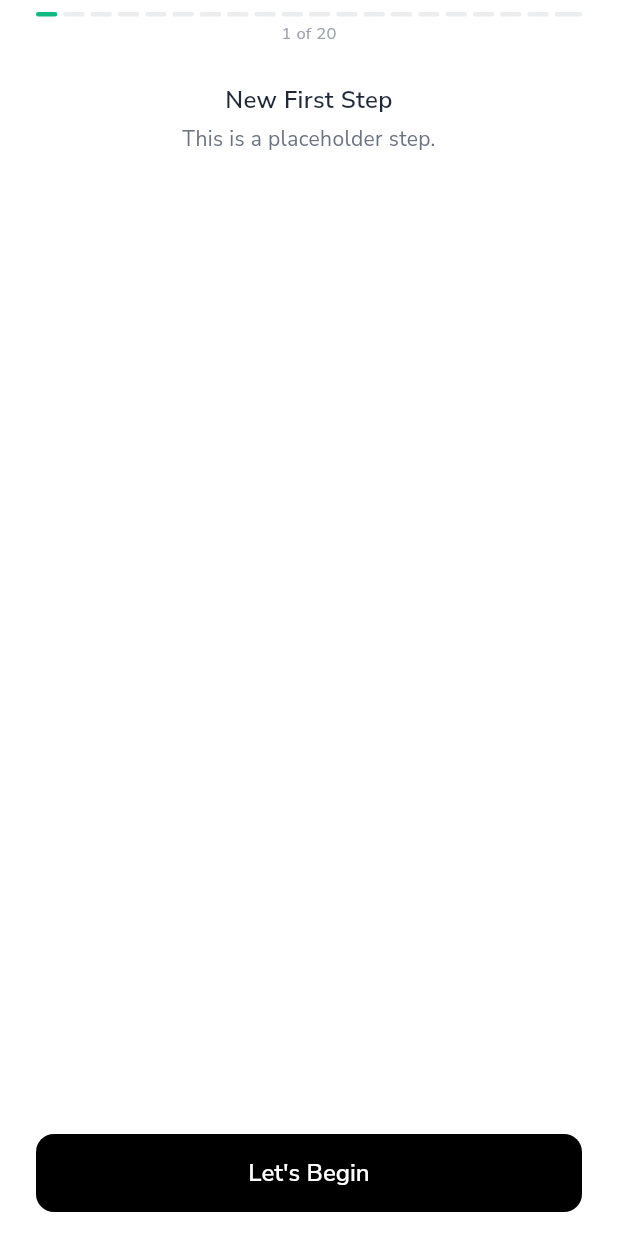
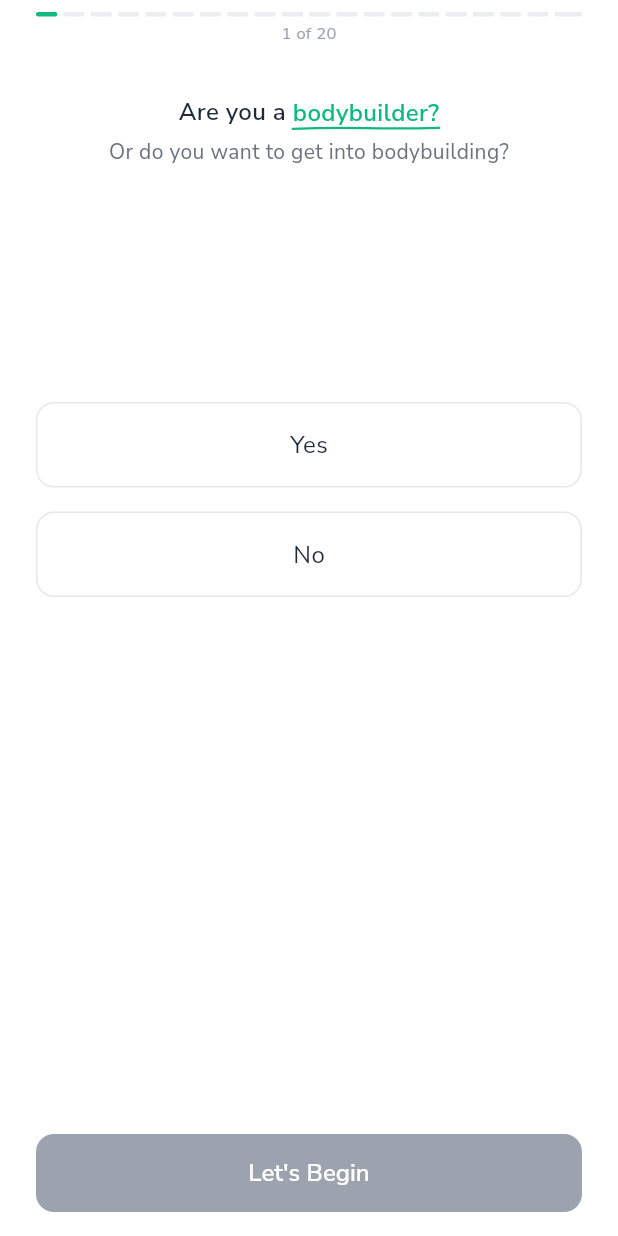
Before and after one commit to mahmoudal99/moctarnutrition, a Flutter app: the OnboardingScreen screen opened by its route, on a phone screen of 412 x 824 dp. Run offline on Flutter 3.47's test engine with Material 3 defaults, Android fonts, the phone set to English and light mode, and no system bars; our stand-ins replace auth_buttons, cached_network_image, cloud_firestore, confetti, dotted_border, firebase_auth and 19 more; missing offline and left inert: flutter_floating_bottom_bar, flutter_stripe, mobile_scanner, openfoodfacts; accounts and stored records are empty; project files that could hold a hidden picture were left out.

Commit message:
Add content for bodybuilding step

```diff
--- a/lib/features/onboarding/presentation/screens/onboarding_screen.dart
+++ b/lib/features/onboarding/presentation/screens/onboarding_screen.dart
@@ -74,6 +74,11 @@ class _OnboardingScreenState extends State<OnboardingScreen> {
                     content: OnboardingStepBuilder.buildStepContent(
                       stepIndex: index,
                       data: _data,
+                      onBodybuilderChanged: (isBodybuilder) {
+                        setState(() {
+                          _data.isBodybuilder = isBodybuilder;
+                        });
+                      },
                       onFitnessGoalChanged: (goal) {
                         setState(() {
                           _data.selectedFitnessGoal = goal;
@@ -323,6 +328,7 @@ class _OnboardingScreenState extends State<OnboardingScreen> {
   }
 
   bool _isNextEnabled() {
+    final isBodybuilderStep = _currentPage == 0;
     final isDietaryStep = _currentPage == 10;
     final isWorkoutStep = _currentPage == 12;
     final isWeeklyWorkoutGoalStep = _currentPage == 13;
@@ -330,6 +336,10 @@ class _OnboardingScreenState extends State<OnboardingScreen> {
     final isAllergiesStep = _currentPage == 15;
     final isWorkoutNotificationsStep = _currentPage == 18;
     final isRatingStep = _currentPage == 19;
+
+    if (isBodybuilderStep) {
+      return _data.isBodybuilder != null;
+    }
 
     if (!isDietaryStep &&
         !isWorkoutStep &&
--- /dev/null
+++ b/lib/features/onboarding/presentation/steps/onboarding_bodybuilding_step.dart
@@ -0,0 +1,10 @@
+import 'package:flutter/material.dart';
+
+class OnboardingBodyBuildingStep extends StatelessWidget {
+  const OnboardingBodyBuildingStep({super.key});
+
+  @override
+  Widget build(BuildContext context) {
+    return const SizedBox.shrink();
+  }
+}
--- a/lib/features/onboarding/presentation/steps/onboarding_new_first_step.dart
+++ b/lib/features/onboarding/presentation/steps/onboarding_new_first_step.dart
@@ -1,10 +1,129 @@
 import 'package:flutter/material.dart';
+import 'package:flutter/services.dart';
+import '../../../../core/constants/app_constants.dart';
 
-class OnboardingNewFirstStep extends StatelessWidget {
-  const OnboardingNewFirstStep({super.key});
+class OnboardingNewFirstStep extends StatefulWidget {
+  final bool? isBodybuilder;
+  final ValueChanged<bool> onSelect;
+
+  const OnboardingNewFirstStep({
+    super.key,
+    this.isBodybuilder,
+    required this.onSelect,
+  });
+
+  @override
+  State<OnboardingNewFirstStep> createState() => _OnboardingNewFirstStepState();
+}
+
+class _OnboardingNewFirstStepState extends State<OnboardingNewFirstStep> {
+  bool? _selectedValue;
+  bool _yesButtonVisible = false;
+  bool _noButtonVisible = false;
+
+  @override
+  void initState() {
+    super.initState();
+    _selectedValue = widget.isBodybuilder;
+    // Animate buttons in with a delay
+    Future.delayed(const Duration(milliseconds: 200), () {
+      if (mounted) {
+        setState(() {
+          _yesButtonVisible = true;
+        });
+      }
+    });
+    Future.delayed(const Duration(milliseconds: 350), () {
+      if (mounted) {
+        setState(() {
+          _noButtonVisible = true;
+        });
+      }
+    });
+  }
+
+  @override
+  void didUpdateWidget(OnboardingNewFirstStep oldWidget) {
+    super.didUpdateWidget(oldWidget);
+    if (oldWidget.isBodybuilder != widget.isBodybuilder) {
+      _selectedValue = widget.isBodybuilder;
+    }
+  }
+
+  void _handleSelection(bool value) {
+    setState(() {
+      _selectedValue = value;
+    });
+    widget.onSelect(value);
+  }
 
   @override
   Widget build(BuildContext context) {
-    return const SizedBox.shrink();
+    return LayoutBuilder(
+      builder: (context, constraints) {
+        return SizedBox(
+          height: MediaQuery.of(context).size.height * 0.5,
+          child: Center(
+            child: Column(
+              mainAxisSize: MainAxisSize.min,
+              mainAxisAlignment: MainAxisAlignment.center,
+              children: [
+                _buildOption('Yes', _selectedValue == true, _yesButtonVisible, () {
+                  HapticFeedback.lightImpact();
+                  _handleSelection(true);
+                }),
+                const SizedBox(height: AppConstants.spacingM),
+                _buildOption('No', _selectedValue == false, _noButtonVisible, () {
+                  HapticFeedback.lightImpact();
+                  _handleSelection(false);
+                }),
+              ],
+            ),
+          ),
+        );
+      },
+    );
+  }
+
+  Widget _buildOption(String label, bool isSelected, bool isVisible, VoidCallback onTap) {
+    return AnimatedOpacity(
+      opacity: isVisible ? 1.0 : 0.0,
+      duration: const Duration(milliseconds: 400),
+      curve: Curves.easeOut,
+      child: GestureDetector(
+        onTap: onTap,
+        child: ConstrainedBox(
+          constraints: const BoxConstraints(maxWidth: 400),
+          child: Container(
+            width: double.infinity,
+            padding: const EdgeInsets.all(AppConstants.spacingM),
+            decoration: BoxDecoration(
+              color: AppConstants.surfaceColor,
+              borderRadius: BorderRadius.circular(AppConstants.radiusM),
+              border: Border.all(
+                color: isSelected
+                    ? AppConstants.primaryColor
+                    : AppConstants.borderColor,
+                width: isSelected ? 2 : 1,
+              ),
+            ),
+            child: Row(
+              mainAxisAlignment: MainAxisAlignment.center,
+              children: [
+                Text(
+                  label,
+                  style: AppTextStyles.bodyMedium.copyWith(
+                    fontWeight: isSelected ? FontWeight.bold : FontWeight.normal,
+                    color: isSelected
+                        ? AppConstants.primaryColor
+                        : AppConstants.textPrimary,
+                  ),
+                ),
+              ],
+            ),
+          ),
+        ),
+      ),
+    );
   }
 }
--- a/lib/features/onboarding/presentation/utils/onboarding_step_builder.dart
+++ b/lib/features/onboarding/presentation/utils/onboarding_step_builder.dart
@@ -26,6 +26,7 @@ class OnboardingStepBuilder {
   static Widget buildStepContent({
     required int stepIndex,
     required OnboardingData data,
+    required Function(bool) onBodybuilderChanged,
     required Function(FitnessGoal) onFitnessGoalChanged,
     required Function(ActivityLevel) onActivityLevelChanged,
     required Function(String) onDietaryRestrictionChanged,
@@ -48,7 +49,10 @@ class OnboardingStepBuilder {
   }) {
     switch (stepIndex) {
       case 0:
-        return const OnboardingNewFirstStep();
+        return OnboardingNewFirstStep(
+          isBodybuilder: data.isBodybuilder,
+          onSelect: onBodybuilderChanged,
+        );
       case 1:
         return const OnboardingMoctarIntroStep();
       case 2:
@@ -208,6 +212,7 @@ class OnboardingStepBuilder {
 }
 
 class OnboardingData {
+  bool? isBodybuilder;
   FitnessGoal selectedFitnessGoal = FitnessGoal.maintenance;
   ActivityLevel selectedActivityLevel = ActivityLevel.moderatelyActive;
   List<String> selectedDietaryRestrictions = [];
--- a/lib/features/onboarding/presentation/utils/onboarding_steps_config.dart
+++ b/lib/features/onboarding/presentation/utils/onboarding_steps_config.dart
@@ -6,12 +6,12 @@ class OnboardingStepsConfig {
   static List<OnboardingStep> getSteps() {
     return [
       OnboardingStep(
-        title: 'New First Step',
-        subtitle: 'This is a placeholder step.',
-        icon: "arrow.json",
+        title: 'Are you a bodybuilder?',
+        subtitle: 'Or do you want to get into bodybuilding?',
+        icon: "dumbbell-01-stroke-rounded.svg",
         color: AppConstants.primaryColor,
         showIconColor: false,
-        highlightedWords: [],
+        highlightedWords: ['bodybuilder'],
       ),
       OnboardingStep(
         title: 'Hi, I\'m Moctar 👋',
```
